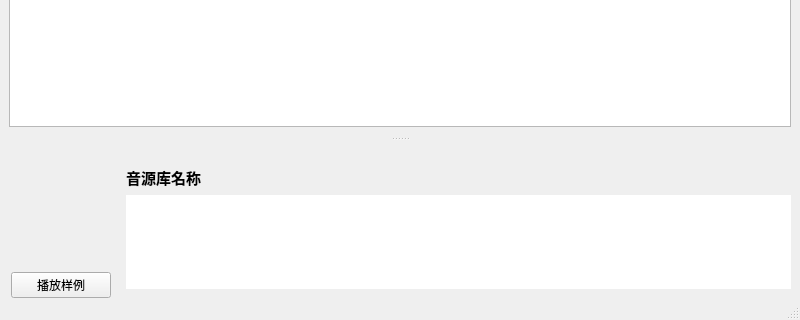
shine5402/VoicebankManager, file VoiceBankUtils/voicebankmanagerwindow.ui: the form before one commit; both pictures show x 0 to 800 and y 280 to 600 of the 800 by 600 pixel window.
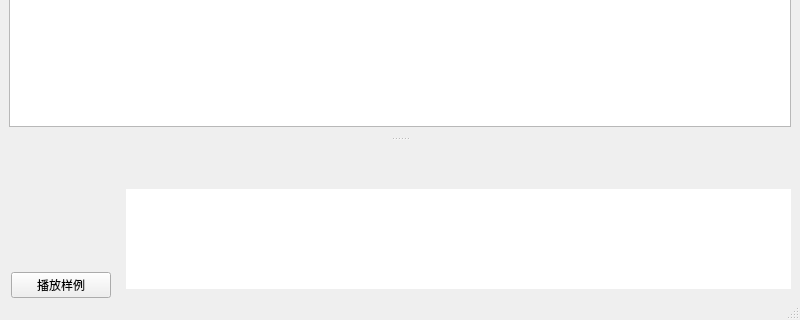
The form after the commit.

Diff of the .ui file:
```diff
--- a/VoiceBankUtils/voicebankmanagerwindow.ui
+++ b/VoiceBankUtils/voicebankmanagerwindow.ui
@@ -265,7 +265,7 @@
            </font>
           </property>
           <property name="text">
-           <string>音源库名称</string>
+           <string notr="true"/>
           </property>
           <property name="textInteractionFlags">
            <set>Qt::LinksAccessibleByMouse|Qt::TextSelectableByMouse</set>
```
Left out of the diff: 8 changed lines with no effect on the pictures.
